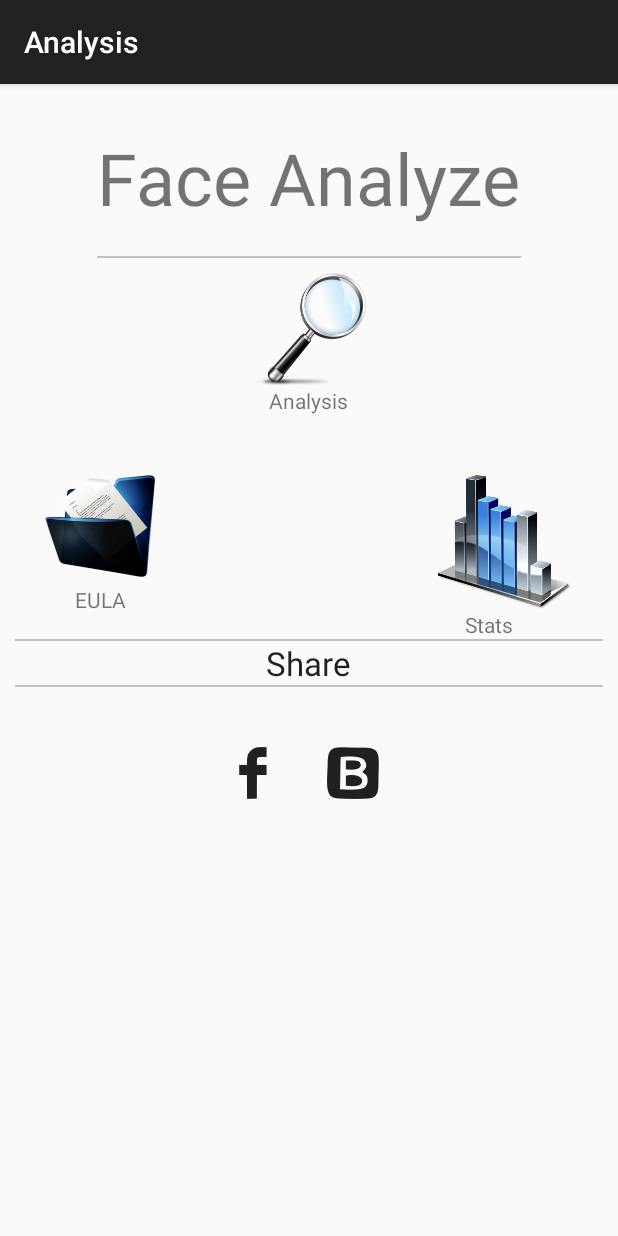
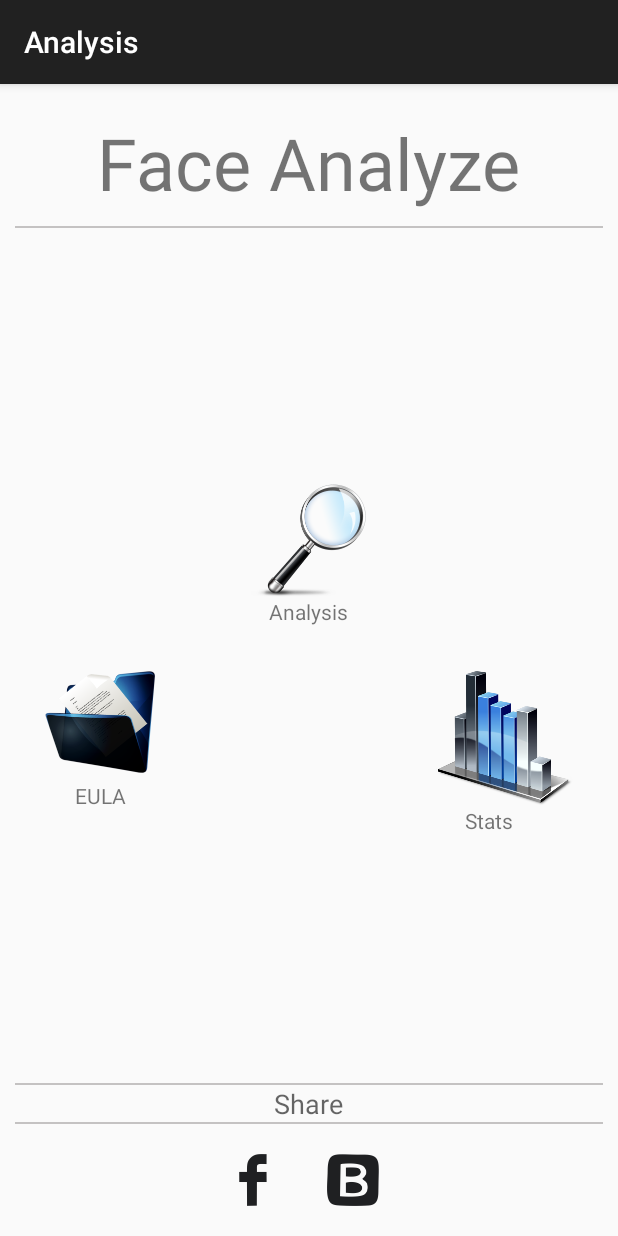
Before and after one commit to nikoles99/AnalyzeFace, an Android app: the screen it shows after launch (MainActivity), on a phone screen of 412 x 824 dp. Run offline under Robolectric (Android 15) with nearby library versions, the phone set to English and light mode, and no system bars; libraries missing offline, so code that uses them is left out: com.facebook, com.facebook.share, com.vk.sdk, ru.ok.android; 2 statements that could not run were skipped.

Commit message:
fixed Main_Activity_layout

```diff
--- a/app/src/main/assets/words-translation.json
+++ b/app/src/main/assets/words-translation.json
@@ -9,7 +9,7 @@
     "TakePhoto": "Сделать фото",
     "Menu": "Меню",
     "NumOfInitiatedAnalysis": "Начато анализов",
-    "SuccessfullyCompleted": "Успешно  завершенных",
+    "SuccessfullyCompleted": "Успешно завершенных",
     "EULA": "Условия\n использования",
     "Failed": "Неуспешно завершенных",
     "Uploading": "Загрузка",
--- a/app/src/main/res/layout/activity_analyze.xml
+++ b/app/src/main/res/layout/activity_analyze.xml
@@ -29,8 +29,8 @@
         android:layout_width="match_parent"
         android:layout_height="wrap_content"
         android:layout_centerInParent="true"
-        android:layout_marginLeft="40dp"
-        android:layout_marginRight="40dp">
+        android:layout_marginLeft="30dp"
+        android:layout_marginRight="30dp">
 
         <LinearLayout
             android:layout_width="wrap_content"
--- a/app/src/main/res/layout/activity_main.xml
+++ b/app/src/main/res/layout/activity_main.xml
@@ -6,22 +6,24 @@
 
     <LinearLayout
         android:id="@+id/logotype"
-        android:layout_width="wrap_content"
+        android:layout_width="match_parent"
         android:layout_height="wrap_content"
         android:layout_alignParentTop="true"
         android:layout_centerHorizontal="true"
-        android:layout_marginTop="30dp"
+        android:layout_marginTop="20dp"
         android:orientation="vertical">
 
         <TextView
             android:layout_width="wrap_content"
             android:layout_height="wrap_content"
+            android:layout_gravity="center"
             android:text="@string/logotype"
             android:textSize="@dimen/abc_action_button_min_height_material"/>
 
         <LinearLayout
             android:layout_width="match_parent"
             android:layout_height="1dp"
+            android:layout_margin="10dp"
             android:layout_marginTop="20dp"
             android:background="#c4c2c2"/>
     </LinearLayout>
@@ -30,7 +32,7 @@
         android:id="@+id/analyzeLayout"
         android:layout_width="wrap_content"
         android:layout_height="wrap_content"
-        android:layout_below="@+id/logotype"
+        android:layout_centerInParent="true"
         android:layout_centerVertical="true"
         android:orientation="vertical">
 
@@ -44,7 +46,6 @@
                 android:layout_width="wrap_content"
                 android:layout_height="wrap_content"
                 android:layout_centerHorizontal="true"
-                android:layout_marginTop="10dp"
                 android:background="@drawable/loop"/>
 
             <TextView
@@ -60,7 +61,7 @@
             android:layout_height="wrap_content"
             android:layout_marginLeft="30dp"
             android:layout_marginRight="30dp"
-            android:layout_marginTop="40dp"
+            android:layout_marginTop="30dp"
             android:clickable="true">
 
             <LinearLayout
@@ -89,7 +90,6 @@
                 android:layout_width="wrap_content"
                 android:layout_height="wrap_content"
                 android:layout_alignParentRight="true"
-                android:layout_centerHorizontal="true"
                 android:orientation="vertical">
 
                 <ImageView
@@ -115,7 +115,7 @@
         android:id="@+id/shareTitle"
         android:layout_width="match_parent"
         android:layout_height="wrap_content"
-        android:layout_below="@+id/analyzeLayout"
+        android:layout_alignParentBottom="true"
         android:layout_centerHorizontal="true"
         android:orientation="vertical">
 
@@ -131,7 +131,7 @@
             android:layout_width="wrap_content"
             android:layout_height="wrap_content"
             android:layout_gravity="center"
-            android:textAppearance="?android:attr/textAppearanceLarge"/>
+            android:textAppearance="?android:attr/textAppearanceMedium"/>
 
         <LinearLayout
             android:layout_width="match_parent"
@@ -139,19 +139,12 @@
             android:layout_marginLeft="10dp"
             android:layout_marginRight="10dp"
             android:background="#c4c2c2"/>
-    </LinearLayout>
 
         <LinearLayout
             android:id="@+id/share"
             android:layout_width="wrap_content"
             android:layout_height="wrap_content"
-        android:layout_alignParentBottom="true"
-        android:layout_below="@+id/shareTitle"
-        android:layout_centerHorizontal="true"
-        android:layout_marginBottom="20dp"
-        android:layout_marginLeft="60dp"
-        android:layout_marginRight="60dp"
-        android:layout_marginTop="20dp"
+            android:layout_gravity="center"
             android:orientation="horizontal">
 
             <ImageView
@@ -168,4 +161,6 @@
                 android:layout_margin="20dp"
                 android:background="@drawable/vk"/>
         </LinearLayout>
+    </LinearLayout>
+
 </RelativeLayout>
--- a/app/src/main/res/layout/activity_statistic.xml
+++ b/app/src/main/res/layout/activity_statistic.xml
@@ -14,7 +14,6 @@
         <TextView
             android:id="@+id/startAnalyzes"
             android:layout_width="wrap_content"
-            android:lines="2"
             android:layout_height="wrap_content"/>
 
         <TextView
```
Also changed, not shown: app/src/main/res/layout/item_child_quality_adapter.xml (+10 -8 lines). Lines whose indentation alone changed are shown as unchanged.
